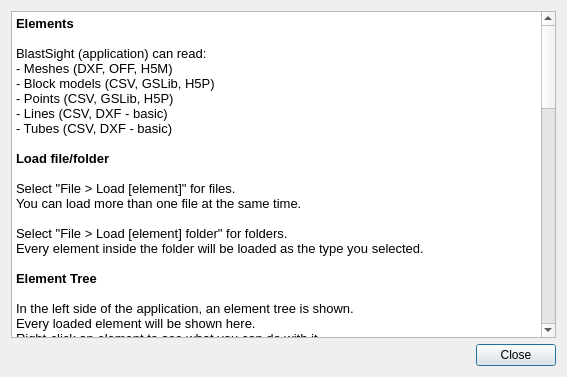
gsanhueza/BlastSight, file blastsight/view/gui/UI/helpdialog.ui: the form before one commit.
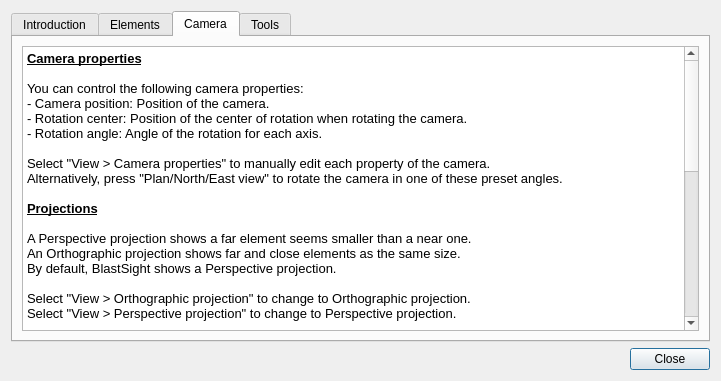
The form after the commit. The open tabs and pages were chosen to show the change.

Commit message: Improved help dialog

Patch:
```diff
--- a/blastsight/view/gui/UI/helpdialog.ui
+++ b/blastsight/view/gui/UI/helpdialog.ui
@@ -6,8 +6,8 @@
    <rect>
     <x>0</x>
     <y>0</y>
-    <width>567</width>
-    <height>377</height>
+    <width>721</width>
+    <height>381</height>
    </rect>
   </property>
   <property name="windowTitle">
@@ -15,22 +15,56 @@
   </property>
   <layout class="QVBoxLayout" name="verticalLayout">
    <item>
-    <widget class="QTextBrowser" name="textBrowser">
-     <property name="html">
-      <string>&lt;!DOCTYPE HTML PUBLIC &quot;-//W3C//DTD HTML 4.0//EN&quot; &quot;http://www.w3.org/TR/REC-html40/strict.dtd&quot;&gt;
+    <widget class="QTabWidget" name="tabWidget">
+     <property name="currentIndex">
+      <number>0</number>
+     </property>
+     <widget class="QWidget" name="tab_1">
+      <attribute name="title">
+       <string>Introduction</string>
+      </attribute>
+      <layout class="QVBoxLayout" name="verticalLayout_3">
+       <item>
+        <widget class="QTextBrowser" name="textBrowser_1">
+         <property name="html">
+          <string>&lt;!DOCTYPE HTML PUBLIC &quot;-//W3C//DTD HTML 4.0//EN&quot; &quot;http://www.w3.org/TR/REC-html40/strict.dtd&quot;&gt;
 &lt;html&gt;&lt;head&gt;&lt;meta name=&quot;qrichtext&quot; content=&quot;1&quot; /&gt;&lt;style type=&quot;text/css&quot;&gt;
 p, li { white-space: pre-wrap; }
 &lt;/style&gt;&lt;/head&gt;&lt;body style=&quot; font-family:'Noto Sans'; font-size:10pt; font-weight:400; font-style:normal;&quot;&gt;
-&lt;p style=&quot; margin-top:0px; margin-bottom:0px; margin-left:0px; margin-right:0px; -qt-block-indent:0; text-indent:0px;&quot;&gt;&lt;span style=&quot; font-weight:600;&quot;&gt;Elements&lt;/span&gt;&lt;/p&gt;
-&lt;p style=&quot;-qt-paragraph-type:empty; margin-top:0px; margin-bottom:0px; margin-left:0px; margin-right:0px; -qt-block-indent:0; text-indent:0px; font-weight:600;&quot;&gt;&lt;br /&gt;&lt;/p&gt;
-&lt;p style=&quot; margin-top:0px; margin-bottom:0px; margin-left:0px; margin-right:0px; -qt-block-indent:0; text-indent:0px;&quot;&gt;BlastSight (application) can read:&lt;/p&gt;
+&lt;p style=&quot; margin-top:0px; margin-bottom:0px; margin-left:0px; margin-right:0px; -qt-block-indent:0; text-indent:0px;&quot;&gt;&lt;span style=&quot; font-weight:600; text-decoration: underline;&quot;&gt;BlastSight&lt;/span&gt;&lt;/p&gt;
+&lt;p style=&quot;-qt-paragraph-type:empty; margin-top:0px; margin-bottom:0px; margin-left:0px; margin-right:0px; -qt-block-indent:0; text-indent:0px;&quot;&gt;&lt;br /&gt;&lt;/p&gt;
+&lt;p style=&quot; margin-top:0px; margin-bottom:0px; margin-left:0px; margin-right:0px; -qt-block-indent:0; text-indent:0px;&quot;&gt;BlastSight is a 3D visualization library oriented to mining applications.&lt;/p&gt;
+&lt;p style=&quot; margin-top:0px; margin-bottom:0px; margin-left:0px; margin-right:0px; -qt-block-indent:0; text-indent:0px;&quot;&gt;It is designed for performance on a high amount of elements, while keeping a low memory consumption.&lt;/p&gt;
+&lt;p style=&quot; margin-top:0px; margin-bottom:0px; margin-left:0px; margin-right:0px; -qt-block-indent:0; text-indent:0px;&quot;&gt;If memory is not an issue, BlastSight also offers a &amp;quot;Turbo rendering&amp;quot; mode, that renders all the objects as one, so the only limitation remaining is the graphics video card performance.&lt;/p&gt;
+&lt;p style=&quot;-qt-paragraph-type:empty; margin-top:0px; margin-bottom:0px; margin-left:0px; margin-right:0px; -qt-block-indent:0; text-indent:0px;&quot;&gt;&lt;br /&gt;&lt;/p&gt;
+&lt;p style=&quot; margin-top:0px; margin-bottom:0px; margin-left:0px; margin-right:0px; -qt-block-indent:0; text-indent:0px;&quot;&gt;Additionally, BlastSight offers tools that allows you to slice meshes/block models, detect clicked meshes and measure them.&lt;/p&gt;&lt;/body&gt;&lt;/html&gt;</string>
+         </property>
+        </widget>
+       </item>
+      </layout>
+     </widget>
+     <widget class="QWidget" name="tab_2">
+      <attribute name="title">
+       <string>Elements</string>
+      </attribute>
+      <layout class="QVBoxLayout" name="verticalLayout_2">
+       <item>
+        <widget class="QTextBrowser" name="textBrowser_2">
+         <property name="html">
+          <string>&lt;!DOCTYPE HTML PUBLIC &quot;-//W3C//DTD HTML 4.0//EN&quot; &quot;http://www.w3.org/TR/REC-html40/strict.dtd&quot;&gt;
+&lt;html&gt;&lt;head&gt;&lt;meta name=&quot;qrichtext&quot; content=&quot;1&quot; /&gt;&lt;style type=&quot;text/css&quot;&gt;
+p, li { white-space: pre-wrap; }
+&lt;/style&gt;&lt;/head&gt;&lt;body style=&quot; font-family:'Noto Sans'; font-size:10pt; font-weight:400; font-style:normal;&quot;&gt;
+&lt;p style=&quot; margin-top:0px; margin-bottom:0px; margin-left:0px; margin-right:0px; -qt-block-indent:0; text-indent:0px;&quot;&gt;&lt;span style=&quot; font-weight:600; text-decoration: underline;&quot;&gt;Element types&lt;/span&gt;&lt;/p&gt;
+&lt;p style=&quot;-qt-paragraph-type:empty; margin-top:0px; margin-bottom:0px; margin-left:0px; margin-right:0px; -qt-block-indent:0; text-indent:0px;&quot;&gt;&lt;br /&gt;&lt;/p&gt;
+&lt;p style=&quot; margin-top:0px; margin-bottom:0px; margin-left:0px; margin-right:0px; -qt-block-indent:0; text-indent:0px;&quot;&gt;BlastSight [application] can read:&lt;/p&gt;
 &lt;p style=&quot; margin-top:0px; margin-bottom:0px; margin-left:0px; margin-right:0px; -qt-block-indent:0; text-indent:0px;&quot;&gt;- Meshes (DXF, OFF, H5M)&lt;/p&gt;
 &lt;p style=&quot; margin-top:0px; margin-bottom:0px; margin-left:0px; margin-right:0px; -qt-block-indent:0; text-indent:0px;&quot;&gt;- Block models (CSV, GSLib, H5P)&lt;/p&gt;
 &lt;p style=&quot; margin-top:0px; margin-bottom:0px; margin-left:0px; margin-right:0px; -qt-block-indent:0; text-indent:0px;&quot;&gt;- Points (CSV, GSLib, H5P)&lt;/p&gt;
 &lt;p style=&quot; margin-top:0px; margin-bottom:0px; margin-left:0px; margin-right:0px; -qt-block-indent:0; text-indent:0px;&quot;&gt;- Lines (CSV, DXF - basic)&lt;/p&gt;
 &lt;p style=&quot; margin-top:0px; margin-bottom:0px; margin-left:0px; margin-right:0px; -qt-block-indent:0; text-indent:0px;&quot;&gt;- Tubes (CSV, DXF - basic)&lt;/p&gt;
 &lt;p style=&quot;-qt-paragraph-type:empty; margin-top:0px; margin-bottom:0px; margin-left:0px; margin-right:0px; -qt-block-indent:0; text-indent:0px;&quot;&gt;&lt;br /&gt;&lt;/p&gt;
-&lt;p style=&quot; margin-top:0px; margin-bottom:0px; margin-left:0px; margin-right:0px; -qt-block-indent:0; text-indent:0px;&quot;&gt;&lt;span style=&quot; font-weight:600;&quot;&gt;Load file/folder&lt;/span&gt;&lt;/p&gt;
+&lt;p style=&quot; margin-top:0px; margin-bottom:0px; margin-left:0px; margin-right:0px; -qt-block-indent:0; text-indent:0px;&quot;&gt;&lt;span style=&quot; font-weight:600; text-decoration: underline;&quot;&gt;Handling elements&lt;/span&gt;&lt;/p&gt;
 &lt;p style=&quot;-qt-paragraph-type:empty; margin-top:0px; margin-bottom:0px; margin-left:0px; margin-right:0px; -qt-block-indent:0; text-indent:0px;&quot;&gt;&lt;br /&gt;&lt;/p&gt;
 &lt;p style=&quot; margin-top:0px; margin-bottom:0px; margin-left:0px; margin-right:0px; -qt-block-indent:0; text-indent:0px;&quot;&gt;Select &amp;quot;File &amp;gt; Load [element]&amp;quot; for files.&lt;/p&gt;
 &lt;p style=&quot; margin-top:0px; margin-bottom:0px; margin-left:0px; margin-right:0px; -qt-block-indent:0; text-indent:0px;&quot;&gt;You can load more than one file at the same time.&lt;/p&gt;
@@ -38,67 +72,107 @@
 &lt;p style=&quot; margin-top:0px; margin-bottom:0px; margin-left:0px; margin-right:0px; -qt-block-indent:0; text-indent:0px;&quot;&gt;Select &amp;quot;File &amp;gt; Load [element] folder&amp;quot; for folders.&lt;/p&gt;
 &lt;p style=&quot; margin-top:0px; margin-bottom:0px; margin-left:0px; margin-right:0px; -qt-block-indent:0; text-indent:0px;&quot;&gt;Every element inside the folder will be loaded as the type you selected.&lt;/p&gt;
 &lt;p style=&quot;-qt-paragraph-type:empty; margin-top:0px; margin-bottom:0px; margin-left:0px; margin-right:0px; -qt-block-indent:0; text-indent:0px;&quot;&gt;&lt;br /&gt;&lt;/p&gt;
-&lt;p style=&quot; margin-top:0px; margin-bottom:0px; margin-left:0px; margin-right:0px; -qt-block-indent:0; text-indent:0px;&quot;&gt;&lt;span style=&quot; font-weight:600;&quot;&gt;Element Tree&lt;/span&gt;&lt;/p&gt;
-&lt;p style=&quot;-qt-paragraph-type:empty; margin-top:0px; margin-bottom:0px; margin-left:0px; margin-right:0px; -qt-block-indent:0; text-indent:0px; font-weight:600;&quot;&gt;&lt;br /&gt;&lt;/p&gt;
 &lt;p style=&quot; margin-top:0px; margin-bottom:0px; margin-left:0px; margin-right:0px; -qt-block-indent:0; text-indent:0px;&quot;&gt;In the left side of the application, an element tree is shown. &lt;/p&gt;
-&lt;p style=&quot; margin-top:0px; margin-bottom:0px; margin-left:0px; margin-right:0px; -qt-block-indent:0; text-indent:0px;&quot;&gt;Every loaded element will be shown here.&lt;/p&gt;
-&lt;p style=&quot; margin-top:0px; margin-bottom:0px; margin-left:0px; margin-right:0px; -qt-block-indent:0; text-indent:0px;&quot;&gt;Right-click an element to see what you can do with it.&lt;/p&gt;
-&lt;p style=&quot; margin-top:0px; margin-bottom:0px; margin-left:0px; margin-right:0px; -qt-block-indent:0; text-indent:0px;&quot;&gt;Every element can be shown, hidden, focused and deleted.&lt;/p&gt;
-&lt;p style=&quot; margin-top:0px; margin-bottom:0px; margin-left:0px; margin-right:0px; -qt-block-indent:0; text-indent:0px;&quot;&gt;Specific elements have more functionalities, so feel free to explore.&lt;/p&gt;
+&lt;p style=&quot; margin-top:0px; margin-bottom:0px; margin-left:0px; margin-right:0px; -qt-block-indent:0; text-indent:0px;&quot;&gt;Loaded elements will be shown here, and they can be shown, hidden, &lt;/p&gt;
+&lt;p style=&quot; margin-top:0px; margin-bottom:0px; margin-left:0px; margin-right:0px; -qt-block-indent:0; text-indent:0px;&quot;&gt;focused and deleted by right-clicking the element.&lt;/p&gt;
+&lt;p style=&quot;-qt-paragraph-type:empty; margin-top:0px; margin-bottom:0px; margin-left:0px; margin-right:0px; -qt-block-indent:0; text-indent:0px;&quot;&gt;&lt;br /&gt;&lt;/p&gt;&lt;/body&gt;&lt;/html&gt;</string>
+         </property>
+        </widget>
+       </item>
+      </layout>
+     </widget>
+     <widget class="QWidget" name="tab_3">
+      <attribute name="title">
+       <string>Camera</string>
+      </attribute>
+      <layout class="QVBoxLayout" name="verticalLayout_6">
+       <item>
+        <widget class="QTextBrowser" name="textBrowser_3">
+         <property name="html">
+          <string>&lt;!DOCTYPE HTML PUBLIC &quot;-//W3C//DTD HTML 4.0//EN&quot; &quot;http://www.w3.org/TR/REC-html40/strict.dtd&quot;&gt;
+&lt;html&gt;&lt;head&gt;&lt;meta name=&quot;qrichtext&quot; content=&quot;1&quot; /&gt;&lt;style type=&quot;text/css&quot;&gt;
+p, li { white-space: pre-wrap; }
+&lt;/style&gt;&lt;/head&gt;&lt;body style=&quot; font-family:'Noto Sans'; font-size:10pt; font-weight:400; font-style:normal;&quot;&gt;
+&lt;p style=&quot; margin-top:0px; margin-bottom:0px; margin-left:0px; margin-right:0px; -qt-block-indent:0; text-indent:0px;&quot;&gt;&lt;span style=&quot; font-weight:600; text-decoration: underline;&quot;&gt;Camera properties&lt;/span&gt;&lt;/p&gt;
 &lt;p style=&quot;-qt-paragraph-type:empty; margin-top:0px; margin-bottom:0px; margin-left:0px; margin-right:0px; -qt-block-indent:0; text-indent:0px;&quot;&gt;&lt;br /&gt;&lt;/p&gt;
-&lt;p style=&quot; margin-top:0px; margin-bottom:0px; margin-left:0px; margin-right:0px; -qt-block-indent:0; text-indent:0px;&quot;&gt;&lt;span style=&quot; font-weight:600;&quot;&gt;Camera properties&lt;/span&gt;&lt;/p&gt;
-&lt;p style=&quot;-qt-paragraph-type:empty; margin-top:0px; margin-bottom:0px; margin-left:0px; margin-right:0px; -qt-block-indent:0; text-indent:0px; font-weight:600;&quot;&gt;&lt;br /&gt;&lt;/p&gt;
-&lt;p style=&quot; margin-top:0px; margin-bottom:0px; margin-left:0px; margin-right:0px; -qt-block-indent:0; text-indent:0px;&quot;&gt;Select &amp;quot;View &amp;gt; Camera properties&amp;quot; to manually edit each &lt;/p&gt;
-&lt;p style=&quot; margin-top:0px; margin-bottom:0px; margin-left:0px; margin-right:0px; -qt-block-indent:0; text-indent:0px;&quot;&gt;property of the camera (position, rotation center, angle)&lt;/p&gt;
-&lt;p style=&quot; margin-top:0px; margin-bottom:0px; margin-left:0px; margin-right:0px; -qt-block-indent:0; text-indent:0px;&quot;&gt;Alternatively, use the &amp;quot;Plan/North/East View&amp;quot; buttons to &lt;/p&gt;
-&lt;p style=&quot; margin-top:0px; margin-bottom:0px; margin-left:0px; margin-right:0px; -qt-block-indent:0; text-indent:0px;&quot;&gt;automatically rotate the camera in a preset angle.&lt;/p&gt;
+&lt;p style=&quot; margin-top:0px; margin-bottom:0px; margin-left:0px; margin-right:0px; -qt-block-indent:0; text-indent:0px;&quot;&gt;You can control the following camera properties:&lt;/p&gt;
+&lt;p style=&quot; margin-top:0px; margin-bottom:0px; margin-left:0px; margin-right:0px; -qt-block-indent:0; text-indent:0px;&quot;&gt;- Camera position: Position of the camera.&lt;/p&gt;
+&lt;p style=&quot; margin-top:0px; margin-bottom:0px; margin-left:0px; margin-right:0px; -qt-block-indent:0; text-indent:0px;&quot;&gt;- Rotation center: Position of the center of rotation when rotating the camera.&lt;/p&gt;
+&lt;p style=&quot; margin-top:0px; margin-bottom:0px; margin-left:0px; margin-right:0px; -qt-block-indent:0; text-indent:0px;&quot;&gt;- Rotation angle: Angle of the rotation for each axis.&lt;/p&gt;
 &lt;p style=&quot;-qt-paragraph-type:empty; margin-top:0px; margin-bottom:0px; margin-left:0px; margin-right:0px; -qt-block-indent:0; text-indent:0px;&quot;&gt;&lt;br /&gt;&lt;/p&gt;
-&lt;p style=&quot; margin-top:0px; margin-bottom:0px; margin-left:0px; margin-right:0px; -qt-block-indent:0; text-indent:0px;&quot;&gt;&lt;span style=&quot; font-weight:600;&quot;&gt;Fit to screen&lt;/span&gt;&lt;/p&gt;
-&lt;p style=&quot;-qt-paragraph-type:empty; margin-top:0px; margin-bottom:0px; margin-left:0px; margin-right:0px; -qt-block-indent:0; text-indent:0px; font-weight:600;&quot;&gt;&lt;br /&gt;&lt;/p&gt;
-&lt;p style=&quot; margin-top:0px; margin-bottom:0px; margin-left:0px; margin-right:0px; -qt-block-indent:0; text-indent:0px;&quot;&gt;By default, this is enabled, so each time you load an element, &lt;/p&gt;
-&lt;p style=&quot; margin-top:0px; margin-bottom:0px; margin-left:0px; margin-right:0px; -qt-block-indent:0; text-indent:0px;&quot;&gt;the camera will auto-fit to show all visible elements.&lt;/p&gt;
-&lt;p style=&quot; margin-top:0px; margin-bottom:0px; margin-left:0px; margin-right:0px; -qt-block-indent:0; text-indent:0px;&quot;&gt;Select &amp;quot;View &amp;gt; Auto-fit to screen&amp;quot; to enable/disable it.&lt;/p&gt;
-&lt;p style=&quot; margin-top:0px; margin-bottom:0px; margin-left:0px; margin-right:0px; -qt-block-indent:0; text-indent:0px;&quot;&gt;Select &amp;quot;View &amp;gt; Fit to screen&amp;quot; to manually request an auto-fit.&lt;/p&gt;
+&lt;p style=&quot; margin-top:0px; margin-bottom:0px; margin-left:0px; margin-right:0px; -qt-block-indent:0; text-indent:0px;&quot;&gt;Select &amp;quot;View &amp;gt; Camera properties&amp;quot; to manually edit each property of the camera.&lt;/p&gt;
+&lt;p style=&quot; margin-top:0px; margin-bottom:0px; margin-left:0px; margin-right:0px; -qt-block-indent:0; text-indent:0px;&quot;&gt;Alternatively, press &amp;quot;Plan/North/East view&amp;quot; to rotate the camera in one of these preset angles.&lt;/p&gt;
 &lt;p style=&quot;-qt-paragraph-type:empty; margin-top:0px; margin-bottom:0px; margin-left:0px; margin-right:0px; -qt-block-indent:0; text-indent:0px;&quot;&gt;&lt;br /&gt;&lt;/p&gt;
-&lt;p style=&quot; margin-top:0px; margin-bottom:0px; margin-left:0px; margin-right:0px; -qt-block-indent:0; text-indent:0px;&quot;&gt;&lt;span style=&quot; font-weight:600;&quot;&gt;Turbo rendering&lt;/span&gt;&lt;/p&gt;
+&lt;p style=&quot; margin-top:0px; margin-bottom:0px; margin-left:0px; margin-right:0px; -qt-block-indent:0; text-indent:0px;&quot;&gt;&lt;span style=&quot; font-weight:600; text-decoration: underline;&quot;&gt;Projections&lt;/span&gt;&lt;/p&gt;
 &lt;p style=&quot;-qt-paragraph-type:empty; margin-top:0px; margin-bottom:0px; margin-left:0px; margin-right:0px; -qt-block-indent:0; text-indent:0px;&quot;&gt;&lt;br /&gt;&lt;/p&gt;
-&lt;p style=&quot; margin-top:0px; margin-bottom:0px; margin-left:0px; margin-right:0px; -qt-block-indent:0; text-indent:0px;&quot;&gt;If you load a big amount of meshes, you might notice a performance hit.&lt;/p&gt;
-&lt;p style=&quot; margin-top:0px; margin-bottom:0px; margin-left:0px; margin-right:0px; -qt-block-indent:0; text-indent:0px;&quot;&gt;Select &amp;quot;View &amp;gt; Turbo rendering&amp;quot; to send a performance request to BlastSight.&lt;/p&gt;
-&lt;p style=&quot; margin-top:0px; margin-bottom:0px; margin-left:0px; margin-right:0px; -qt-block-indent:0; text-indent:0px;&quot;&gt;Keep in mind that this functionality uses more memory, and mesh alterations &lt;/p&gt;
-&lt;p style=&quot; margin-top:0px; margin-bottom:0px; margin-left:0px; margin-right:0px; -qt-block-indent:0; text-indent:0px;&quot;&gt;will take longer to execute.&lt;/p&gt;
-&lt;p style=&quot;-qt-paragraph-type:empty; margin-top:0px; margin-bottom:0px; margin-left:0px; margin-right:0px; -qt-block-indent:0; text-indent:0px;&quot;&gt;&lt;br /&gt;&lt;/p&gt;
-&lt;p style=&quot; margin-top:0px; margin-bottom:0px; margin-left:0px; margin-right:0px; -qt-block-indent:0; text-indent:0px;&quot;&gt;&lt;span style=&quot; font-weight:600;&quot;&gt;Screenshots&lt;/span&gt;&lt;/p&gt;
-&lt;p style=&quot;-qt-paragraph-type:empty; margin-top:0px; margin-bottom:0px; margin-left:0px; margin-right:0px; -qt-block-indent:0; text-indent:0px; font-weight:600;&quot;&gt;&lt;br /&gt;&lt;/p&gt;
-&lt;p style=&quot; margin-top:0px; margin-bottom:0px; margin-left:0px; margin-right:0px; -qt-block-indent:0; text-indent:0px;&quot;&gt;BlastSight comes with an integrated screenshot utility.&lt;/p&gt;
-&lt;p style=&quot; margin-top:0px; margin-bottom:0px; margin-left:0px; margin-right:0px; -qt-block-indent:0; text-indent:0px;&quot;&gt;Select &amp;quot;View &amp;gt; Take Screenshot&amp;quot; to take an screenshot.&lt;/p&gt;
-&lt;p style=&quot; margin-top:0px; margin-bottom:0px; margin-left:0px; margin-right:0px; -qt-block-indent:0; text-indent:0px;&quot;&gt;BlastSight will show a pop-up that allows you to decide &lt;/p&gt;
-&lt;p style=&quot; margin-top:0px; margin-bottom:0px; margin-left:0px; margin-right:0px; -qt-block-indent:0; text-indent:0px;&quot;&gt;where the screenshot will be saved.&lt;/p&gt;
-&lt;p style=&quot;-qt-paragraph-type:empty; margin-top:0px; margin-bottom:0px; margin-left:0px; margin-right:0px; -qt-block-indent:0; text-indent:0px;&quot;&gt;&lt;br /&gt;&lt;/p&gt;
-&lt;p style=&quot; margin-top:0px; margin-bottom:0px; margin-left:0px; margin-right:0px; -qt-block-indent:0; text-indent:0px;&quot;&gt;&lt;span style=&quot; font-weight:600;&quot;&gt;Projections&lt;/span&gt;&lt;/p&gt;
-&lt;p style=&quot;-qt-paragraph-type:empty; margin-top:0px; margin-bottom:0px; margin-left:0px; margin-right:0px; -qt-block-indent:0; text-indent:0px; font-weight:600;&quot;&gt;&lt;br /&gt;&lt;/p&gt;
 &lt;p style=&quot; margin-top:0px; margin-bottom:0px; margin-left:0px; margin-right:0px; -qt-block-indent:0; text-indent:0px;&quot;&gt;A Perspective projection shows a far element seems smaller than a near one.&lt;/p&gt;
 &lt;p style=&quot; margin-top:0px; margin-bottom:0px; margin-left:0px; margin-right:0px; -qt-block-indent:0; text-indent:0px;&quot;&gt;An Orthographic projection shows far and close elements as the same size.&lt;/p&gt;
 &lt;p style=&quot; margin-top:0px; margin-bottom:0px; margin-left:0px; margin-right:0px; -qt-block-indent:0; text-indent:0px;&quot;&gt;By default, BlastSight shows a Perspective projection.&lt;/p&gt;
 &lt;p style=&quot;-qt-paragraph-type:empty; margin-top:0px; margin-bottom:0px; margin-left:0px; margin-right:0px; -qt-block-indent:0; text-indent:0px;&quot;&gt;&lt;br /&gt;&lt;/p&gt;
 &lt;p style=&quot; margin-top:0px; margin-bottom:0px; margin-left:0px; margin-right:0px; -qt-block-indent:0; text-indent:0px;&quot;&gt;Select &amp;quot;View &amp;gt; Orthographic projection&amp;quot; to change to Orthographic projection.&lt;/p&gt;
 &lt;p style=&quot; margin-top:0px; margin-bottom:0px; margin-left:0px; margin-right:0px; -qt-block-indent:0; text-indent:0px;&quot;&gt;Select &amp;quot;View &amp;gt; Perspective projection&amp;quot; to change to Perspective projection.&lt;/p&gt;
+&lt;p style=&quot;-qt-paragraph-type:empty; margin-top:0px; margin-bottom:0px; margin-left:0px; margin-right:0px; -qt-block-indent:0; text-indent:0px; font-weight:600; text-decoration: underline;&quot;&gt;&lt;br /&gt;&lt;/p&gt;
+&lt;p style=&quot; margin-top:0px; margin-bottom:0px; margin-left:0px; margin-right:0px; -qt-block-indent:0; text-indent:0px;&quot;&gt;&lt;span style=&quot; font-weight:600; text-decoration: underline;&quot;&gt;Fit to screen&lt;/span&gt;&lt;/p&gt;
+&lt;p style=&quot;-qt-paragraph-type:empty; margin-top:0px; margin-bottom:0px; margin-left:0px; margin-right:0px; -qt-block-indent:0; text-indent:0px; font-weight:600;&quot;&gt;&lt;br /&gt;&lt;/p&gt;
+&lt;p style=&quot; margin-top:0px; margin-bottom:0px; margin-left:0px; margin-right:0px; -qt-block-indent:0; text-indent:0px;&quot;&gt;By default, this is enabled, so each time you load an element, the camera will auto-fit to show all visible elements.&lt;/p&gt;
+&lt;p style=&quot; margin-top:0px; margin-bottom:0px; margin-left:0px; margin-right:0px; -qt-block-indent:0; text-indent:0px;&quot;&gt;Select &amp;quot;View &amp;gt; Auto-fit to screen&amp;quot; to enable/disable it.&lt;/p&gt;
+&lt;p style=&quot; margin-top:0px; margin-bottom:0px; margin-left:0px; margin-right:0px; -qt-block-indent:0; text-indent:0px;&quot;&gt;Select &amp;quot;View &amp;gt; Fit to screen&amp;quot; to manually request an auto-fit.&lt;/p&gt;
 &lt;p style=&quot;-qt-paragraph-type:empty; margin-top:0px; margin-bottom:0px; margin-left:0px; margin-right:0px; -qt-block-indent:0; text-indent:0px;&quot;&gt;&lt;br /&gt;&lt;/p&gt;
-&lt;p style=&quot; margin-top:0px; margin-bottom:0px; margin-left:0px; margin-right:0px; -qt-block-indent:0; text-indent:0px;&quot;&gt;&lt;span style=&quot; font-weight:600;&quot;&gt;Tools&lt;/span&gt;&lt;/p&gt;
+&lt;p style=&quot; margin-top:0px; margin-bottom:0px; margin-left:0px; margin-right:0px; -qt-block-indent:0; text-indent:0px;&quot;&gt;&lt;span style=&quot; font-weight:600; text-decoration: underline;&quot;&gt;Animated movements&lt;/span&gt;&lt;/p&gt;
 &lt;p style=&quot;-qt-paragraph-type:empty; margin-top:0px; margin-bottom:0px; margin-left:0px; margin-right:0px; -qt-block-indent:0; text-indent:0px; font-weight:600;&quot;&gt;&lt;br /&gt;&lt;/p&gt;
-&lt;p style=&quot; margin-top:0px; margin-bottom:0px; margin-left:0px; margin-right:0px; -qt-block-indent:0; text-indent:0px;&quot;&gt;Select &amp;quot;Tools &amp;gt; Mesh/block slicing&amp;quot; to change to Slice mode.&lt;/p&gt;
-&lt;p style=&quot; margin-top:0px; margin-bottom:0px; margin-left:0px; margin-right:0px; -qt-block-indent:0; text-indent:0px;&quot;&gt;Click two points on the screen to slice any mesh/block model between those clicks.&lt;/p&gt;
+&lt;p style=&quot; margin-top:0px; margin-bottom:0px; margin-left:0px; margin-right:0px; -qt-block-indent:0; text-indent:0px;&quot;&gt;Camera rotations and traslations can be rendered with an instant or smooth transition. &lt;/p&gt;
+&lt;p style=&quot; margin-top:0px; margin-bottom:0px; margin-left:0px; margin-right:0px; -qt-block-indent:0; text-indent:0px;&quot;&gt;Select &amp;quot;View &amp;gt; Animated movements&amp;quot; to enable/disable transitions.&lt;/p&gt;
+&lt;p style=&quot;-qt-paragraph-type:empty; margin-top:0px; margin-bottom:0px; margin-left:0px; margin-right:0px; -qt-block-indent:0; text-indent:0px;&quot;&gt;&lt;br /&gt;&lt;/p&gt;
+&lt;p style=&quot; margin-top:0px; margin-bottom:0px; margin-left:0px; margin-right:0px; -qt-block-indent:0; text-indent:0px;&quot;&gt;&lt;span style=&quot; font-weight:600; text-decoration: underline;&quot;&gt;Turbo rendering&lt;/span&gt;&lt;/p&gt;
+&lt;p style=&quot;-qt-paragraph-type:empty; margin-top:0px; margin-bottom:0px; margin-left:0px; margin-right:0px; -qt-block-indent:0; text-indent:0px;&quot;&gt;&lt;br /&gt;&lt;/p&gt;
+&lt;p style=&quot; margin-top:0px; margin-bottom:0px; margin-left:0px; margin-right:0px; -qt-block-indent:0; text-indent:0px;&quot;&gt;If you load a big amount of meshes, you might notice a performance hit.&lt;/p&gt;
+&lt;p style=&quot; margin-top:0px; margin-bottom:0px; margin-left:0px; margin-right:0px; -qt-block-indent:0; text-indent:0px;&quot;&gt;A &lt;span style=&quot; font-style:italic;&quot;&gt;turbo&lt;/span&gt; strategy has been implemented, that allows you to see different objects as if a single big object is being renderer.&lt;/p&gt;
+&lt;p style=&quot; margin-top:0px; margin-bottom:0px; margin-left:0px; margin-right:0px; -qt-block-indent:0; text-indent:0px;&quot;&gt;Keep in mind that this functionality uses more memory, and mesh alterations will take longer to execute.&lt;/p&gt;
+&lt;p style=&quot; margin-top:0px; margin-bottom:0px; margin-left:0px; margin-right:0px; -qt-block-indent:0; text-indent:0px;&quot;&gt;Select &amp;quot;View &amp;gt; Turbo rendering&amp;quot; to send a performance request to BlastSight.&lt;/p&gt;
+&lt;p style=&quot;-qt-paragraph-type:empty; margin-top:0px; margin-bottom:0px; margin-left:0px; margin-right:0px; -qt-block-indent:0; text-indent:0px;&quot;&gt;&lt;br /&gt;&lt;/p&gt;
+&lt;p style=&quot; margin-top:0px; margin-bottom:0px; margin-left:0px; margin-right:0px; -qt-block-indent:0; text-indent:0px;&quot;&gt;&lt;span style=&quot; font-weight:600; text-decoration: underline;&quot;&gt;Screenshots&lt;/span&gt;&lt;/p&gt;
+&lt;p style=&quot;-qt-paragraph-type:empty; margin-top:0px; margin-bottom:0px; margin-left:0px; margin-right:0px; -qt-block-indent:0; text-indent:0px; font-weight:600;&quot;&gt;&lt;br /&gt;&lt;/p&gt;
+&lt;p style=&quot; margin-top:0px; margin-bottom:0px; margin-left:0px; margin-right:0px; -qt-block-indent:0; text-indent:0px;&quot;&gt;BlastSight comes with an integrated screenshot utility that takes a picture of the current state of the visualization, and offers you a pop-up to save the picture as image.&lt;/p&gt;
+&lt;p style=&quot; margin-top:0px; margin-bottom:0px; margin-left:0px; margin-right:0px; -qt-block-indent:0; text-indent:0px;&quot;&gt;Select &amp;quot;View &amp;gt; Take Screenshot&amp;quot; to take an screenshot.&lt;/p&gt;&lt;/body&gt;&lt;/html&gt;</string>
+         </property>
+        </widget>
+       </item>
+      </layout>
+     </widget>
+     <widget class="QWidget" name="tab_4">
+      <attribute name="title">
+       <string>Tools</string>
+      </attribute>
+      <layout class="QVBoxLayout" name="verticalLayout_8">
+       <item>
+        <widget class="QTextBrowser" name="textBrowser_4">
+         <property name="html">
+          <string>&lt;!DOCTYPE HTML PUBLIC &quot;-//W3C//DTD HTML 4.0//EN&quot; &quot;http://www.w3.org/TR/REC-html40/strict.dtd&quot;&gt;
+&lt;html&gt;&lt;head&gt;&lt;meta name=&quot;qrichtext&quot; content=&quot;1&quot; /&gt;&lt;style type=&quot;text/css&quot;&gt;
+p, li { white-space: pre-wrap; }
+&lt;/style&gt;&lt;/head&gt;&lt;body style=&quot; font-family:'Noto Sans'; font-size:10pt; font-weight:400; font-style:normal;&quot;&gt;
+&lt;p style=&quot; margin-top:0px; margin-bottom:0px; margin-left:0px; margin-right:0px; -qt-block-indent:0; text-indent:0px;&quot;&gt;&lt;span style=&quot; font-weight:600; text-decoration: underline;&quot;&gt;Normal mode&lt;/span&gt;&lt;/p&gt;
+&lt;p style=&quot;-qt-paragraph-type:empty; margin-top:0px; margin-bottom:0px; margin-left:0px; margin-right:0px; -qt-block-indent:0; text-indent:0px;&quot;&gt;&lt;br /&gt;&lt;/p&gt;
+&lt;p style=&quot; margin-top:0px; margin-bottom:0px; margin-left:0px; margin-right:0px; -qt-block-indent:0; text-indent:0px;&quot;&gt;This is the default mode, that allows you to move/rotate/translate the camera as expected.&lt;/p&gt;
+&lt;p style=&quot; margin-top:0px; margin-bottom:0px; margin-left:0px; margin-right:0px; -qt-block-indent:0; text-indent:0px;&quot;&gt;Select &amp;quot;Tools &amp;gt; Return to normal&amp;quot; to change to Normal mode.&lt;/p&gt;
+&lt;p style=&quot;-qt-paragraph-type:empty; margin-top:0px; margin-bottom:0px; margin-left:0px; margin-right:0px; -qt-block-indent:0; text-indent:0px; font-weight:600; text-decoration: underline;&quot;&gt;&lt;br /&gt;&lt;/p&gt;
+&lt;p style=&quot; margin-top:0px; margin-bottom:0px; margin-left:0px; margin-right:0px; -qt-block-indent:0; text-indent:0px;&quot;&gt;&lt;span style=&quot; font-weight:600; text-decoration: underline;&quot;&gt;Slice mode&lt;/span&gt;&lt;/p&gt;
+&lt;p style=&quot;-qt-paragraph-type:empty; margin-top:0px; margin-bottom:0px; margin-left:0px; margin-right:0px; -qt-block-indent:0; text-indent:0px; font-weight:600;&quot;&gt;&lt;br /&gt;&lt;/p&gt;
+&lt;p style=&quot; margin-top:0px; margin-bottom:0px; margin-left:0px; margin-right:0px; -qt-block-indent:0; text-indent:0px;&quot;&gt;This mode allows you to slice meshes and blocks by clicking two points on the screen.&lt;/p&gt;
 &lt;p style=&quot; margin-top:0px; margin-bottom:0px; margin-left:0px; margin-right:0px; -qt-block-indent:0; text-indent:0px;&quot;&gt;New elements will appear in the tree, and BlastSight will return to Normal mode.&lt;/p&gt;
 &lt;p style=&quot;-qt-paragraph-type:empty; margin-top:0px; margin-bottom:0px; margin-left:0px; margin-right:0px; -qt-block-indent:0; text-indent:0px;&quot;&gt;&lt;br /&gt;&lt;/p&gt;
 &lt;p style=&quot; margin-top:0px; margin-bottom:0px; margin-left:0px; margin-right:0px; -qt-block-indent:0; text-indent:0px;&quot;&gt;Select &amp;quot;Tools &amp;gt; Mesh detection&amp;quot; to change to Detection mode.&lt;/p&gt;
-&lt;p style=&quot; margin-top:0px; margin-bottom:0px; margin-left:0px; margin-right:0px; -qt-block-indent:0; text-indent:0px;&quot;&gt;Click on a mesh to select it in the Element Tree.&lt;/p&gt;
-&lt;p style=&quot; margin-top:0px; margin-bottom:0px; margin-left:0px; margin-right:0px; -qt-block-indent:0; text-indent:0px;&quot;&gt;(In Normal mode, double-click a mesh to get the same effect).&lt;/p&gt;
 &lt;p style=&quot;-qt-paragraph-type:empty; margin-top:0px; margin-bottom:0px; margin-left:0px; margin-right:0px; -qt-block-indent:0; text-indent:0px;&quot;&gt;&lt;br /&gt;&lt;/p&gt;
-&lt;p style=&quot; margin-top:0px; margin-bottom:0px; margin-left:0px; margin-right:0px; -qt-block-indent:0; text-indent:0px;&quot;&gt;Select &amp;quot;Tools &amp;gt; Mesh measurement&amp;quot; to change to Measurement mode.&lt;/p&gt;
-&lt;p style=&quot; margin-top:0px; margin-bottom:0px; margin-left:0px; margin-right:0px; -qt-block-indent:0; text-indent:0px;&quot;&gt;Click two meshes (or two points of the same mesh) to measure the distance&lt;/p&gt;
-&lt;p style=&quot; margin-top:0px; margin-bottom:0px; margin-left:0px; margin-right:0px; -qt-block-indent:0; text-indent:0px;&quot;&gt;between the clicked points.&lt;/p&gt;
-&lt;p style=&quot;-qt-paragraph-type:empty; margin-top:0px; margin-bottom:0px; margin-left:0px; margin-right:0px; -qt-block-indent:0; text-indent:0px;&quot;&gt;&lt;br /&gt;&lt;/p&gt;
-&lt;p style=&quot; margin-top:0px; margin-bottom:0px; margin-left:0px; margin-right:0px; -qt-block-indent:0; text-indent:0px;&quot;&gt;Select &amp;quot;Tools &amp;gt; Return to normal&amp;quot; to change to Normal mode.&lt;/p&gt;&lt;/body&gt;&lt;/html&gt;</string>
-     </property>
+&lt;p style=&quot; margin-top:0px; margin-bottom:0px; margin-left:0px; margin-right:0px; -qt-block-indent:0; text-indent:0px;&quot;&gt;&lt;span style=&quot; font-weight:600; text-decoration: underline;&quot;&gt;Measurement mode&lt;/span&gt;&lt;/p&gt;
+&lt;p style=&quot;-qt-paragraph-type:empty; margin-top:0px; margin-bottom:0px; margin-left:0px; margin-right:0px; -qt-block-indent:0; text-indent:0px; font-weight:600; text-decoration: underline;&quot;&gt;&lt;br /&gt;&lt;/p&gt;
+&lt;p style=&quot; margin-top:0px; margin-bottom:0px; margin-left:0px; margin-right:0px; -qt-block-indent:0; text-indent:0px;&quot;&gt;This mode allows you to measure distances in meshes by clicking two points on the screen.&lt;/p&gt;
+&lt;p style=&quot; margin-top:0px; margin-bottom:0px; margin-left:0px; margin-right:0px; -qt-block-indent:0; text-indent:0px;&quot;&gt;The distance appears in the status bar in the bottom part of the application.&lt;/p&gt;
+&lt;p style=&quot; margin-top:0px; margin-bottom:0px; margin-left:0px; margin-right:0px; -qt-block-indent:0; text-indent:0px;&quot;&gt;Select &amp;quot;Tools &amp;gt; Mesh measurement&amp;quot; to change to Measurement mode.&lt;/p&gt;&lt;/body&gt;&lt;/html&gt;</string>
+         </property>
+        </widget>
+       </item>
+      </layout>
+     </widget>
     </widget>
    </item>
    <item>
```
Left out of the diff: 5 changed lines with no effect on the pictures.
